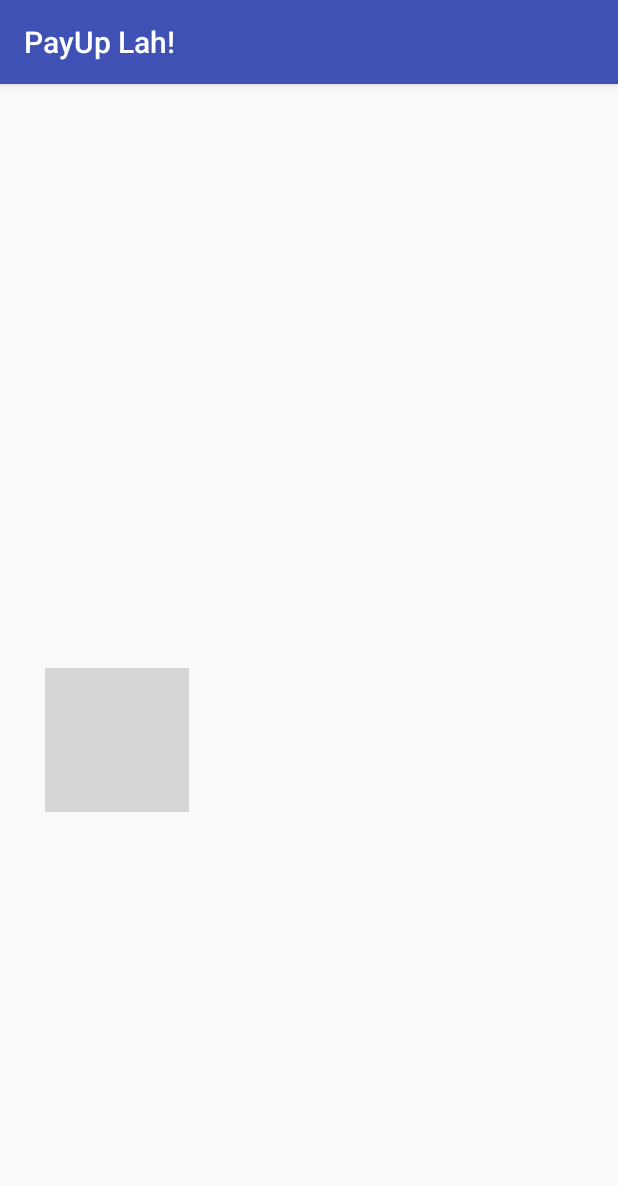
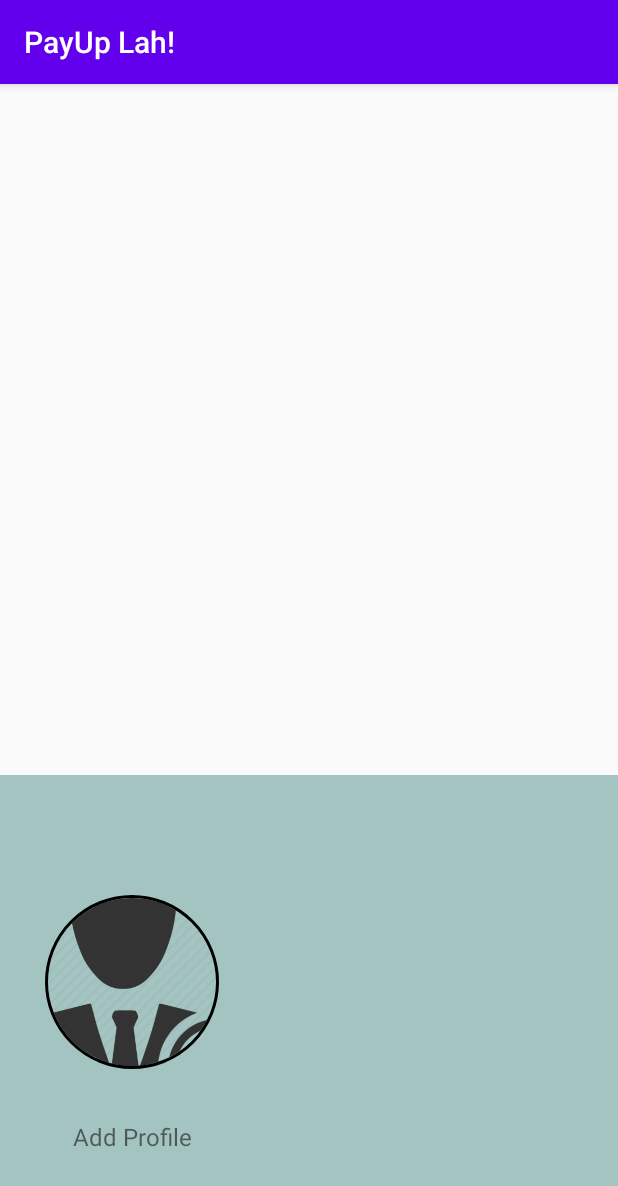
Before and after one commit to Hsinkai2000/PayUp-Lah, an Android app: the screen it shows after launch (MainActivity), on a phone screen of 412 x 824 dp. Shown: the top 1186 px of the screen. Run offline under Robolectric (Android 15) with nearby library versions, the phone set to English and light mode, and no system bars; our stand-ins replace CircleImageView; grey boxes are pictures that could not be loaded.

Commit message:
push pictures and ammend color palette of app

```diff
--- a/app/src/main/res/layout/activity_main.xml
+++ b/app/src/main/res/layout/activity_main.xml
@@ -11,7 +11,7 @@
         android:layout_width="match_parent"
         android:layout_height="0dp"
         android:weightSum="100"
-        android:layout_weight="50">
+        android:layout_weight="60">
 
     </LinearLayout>
     <LinearLayout
@@ -21,19 +21,34 @@
         android:weightSum="100"
         android:orientation="horizontal"
         android:paddingLeft="30dp"
-        android:paddingTop="5dp"
-        android:paddingBottom="5dp"
-        android:paddingRight="30dp">
-
+        android:paddingRight="30dp"
+        android:background="@color/colorVariant">
+        <LinearLayout
+            android:layout_width="0dp"
+            android:layout_height="match_parent"
+            android:layout_weight="33"
+            android:orientation="vertical"
+            android:gravity="center_vertical"
+            android:weightSum="100">
             <de.hdodenhof.circleimageview.CircleImageView
                 xmlns:app="http://schemas.android.com/apk/res-auto"
                 android:id="@+id/btnAddProfile"
-            android:layout_width="96dp"
-            android:layout_height="96dp"
+                android:layout_width="wrap_content"
+                android:layout_height="0dp"
+                android:layout_weight="60"
                 android:src="@drawable/addprofile"
                 app:civ_border_width="2dp"
                 app:civ_border_color="@android:color/black"
                 app:civ_circle_background_color="@android:color/darker_gray"/>
+            <TextView
+                android:layout_width="match_parent"
+                android:layout_height="0dp"
+                android:layout_weight="10"
+                android:text="Add Profile"
+                android:textSize="16dp"
+                android:gravity="center_horizontal"/>
+
+        </LinearLayout>
 
     </LinearLayout>
 
--- a/app/src/main/res/values/colors.xml
+++ b/app/src/main/res/values/colors.xml
@@ -1,6 +1,11 @@
 <?xml version="1.0" encoding="utf-8"?>
 <resources>
-    <color name="colorPrimary">#3F51B5</color>
-    <color name="colorPrimaryDark">#303F9F</color>
-    <color name="colorAccent">#FF4081</color>
+    <color name="colorPrimary">#6200EE</color>
+    <color name="colorPrimaryDark">#3700B3</color>
+    <color name="colorAccent">#3700B3</color>
+    <color name="colorSecondary">#03DAC6</color>
+    <color name="colorVariant">#a4c4c1</color>
+    <color name="colorSecondaryDark">#018786</color>
+    <color name="error">#C51162</color>
+    <color name="windowBackground">#FFFFFF</color>
 </resources>
```
Also changed, not shown: app/src/main/res/drawable/addprofile.png (added), app/src/main/res/drawable/picwords.png (added), app/src/main/res/drawable/tickimg.png (added). Lines whose indentation alone changed are shown as unchanged.
